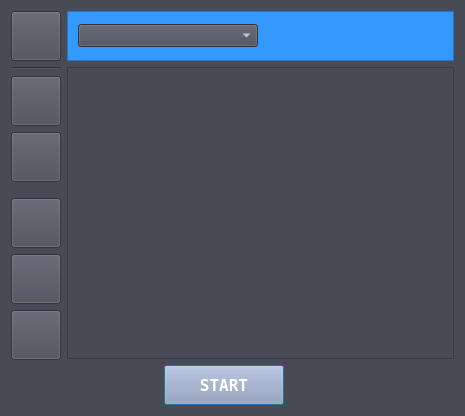
SpectrumInstrumentation/spcm-dds-control, file formfiles/DlgDDSControl.ui: the form before one commit.
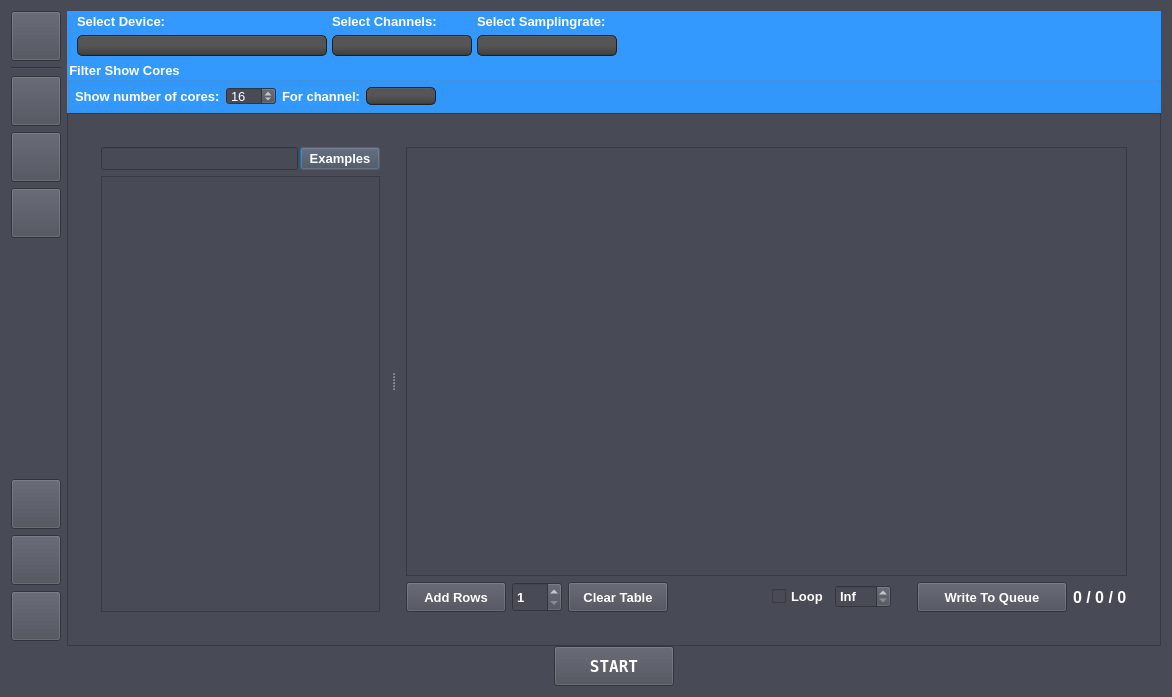
The form after the commit. Icons and pictures are not drawn. Custom widgets are drawn as their Qt base class.

```diff
--- a/formfiles/DlgDDSControl.ui
+++ b/formfiles/DlgDDSControl.ui
@@ -6,8 +6,8 @@
    <rect>
     <x>0</x>
     <y>0</y>
-    <width>465</width>
-    <height>416</height>
+    <width>1172</width>
+    <height>697</height>
    </rect>
   </property>
   <property name="sizePolicy">
@@ -20,9 +20,9 @@
    <string>SpcDDSControl</string>
   </property>
   <property name="styleSheet">
-   <string notr="true">QWidget {color: #FFFFFF; background: #484A56;} QPushButton {color: #FFFFFF; background-color: #9DA1BC;}</string>
+   <string notr="true">QWidget {color: #FFFFFF; background-color: #484A56;}</string>
   </property>
-  <layout class="QHBoxLayout" name="horizontalLayout_4">
+  <layout class="QHBoxLayout" name="horizontalLayout_6">
    <item>
     <layout class="QVBoxLayout" name="verticalLayout_2">
      <item>
@@ -64,6 +64,38 @@
        </property>
       </widget>
      </item>
+     <item>
+      <widget class="SDC_ToolButton" name="poButtonSwitchMode">
+       <property name="minimumSize">
+        <size>
+         <width>50</width>
+         <height>50</height>
+        </size>
+       </property>
+       <property name="maximumSize">
+        <size>
+         <width>50</width>
+         <height>50</height>
+        </size>
+       </property>
+       <property name="toolTip">
+        <string>Add Core</string>
+       </property>
+       <property name="text">
+        <string/>
+       </property>
+       <property name="icon">
+        <iconset resource="../SpcDDSControl.qrc">
+         <normaloff>:/resources/prg.png</normaloff>:/resources/prg.png</iconset>
+       </property>
+       <property name="iconSize">
+        <size>
+         <width>50</width>
+         <height>50</height>
+        </size>
+       </property>
+      </widget>
+     </item>
      <item>
       <widget class="SDC_ToolButton" name="poButtonOpenSetup">
        <property name="minimumSize">
@@ -256,7 +288,10 @@
     </layout>
    </item>
    <item>
-    <layout class="QVBoxLayout" name="verticalLayout_4">
+    <layout class="QVBoxLayout" name="verticalLayout_6">
+     <property name="spacing">
+      <number>0</number>
+     </property>
      <item>
       <widget class="QFrame" name="poWidgetHeader">
        <property name="minimumSize">
@@ -272,14 +307,17 @@
         </size>
        </property>
        <property name="styleSheet">
-        <string notr="true">QWidget {color: #FFFFFF; background: #3399FE;} QPushButton {color: #FFFFFF; background-color: #9DA1BC;}</string>
+        <string notr="true">QFrame {color: #FFFFFF; background-color: #3399FE;}</string>
        </property>
        <property name="frameShape">
-        <enum>QFrame::StyledPanel</enum>
+        <enum>QFrame::NoFrame</enum>
        </property>
        <property name="frameShadow">
         <enum>QFrame::Plain</enum>
        </property>
+       <property name="lineWidth">
+        <number>0</number>
+       </property>
        <layout class="QHBoxLayout" name="horizontalLayout">
         <property name="spacing">
          <number>0</number>
@@ -297,39 +335,358 @@
          <number>0</number>
         </property>
         <item>
-         <widget class="QComboBox" name="poComboBoxDevice">
-          <property name="minimumSize">
+         <layout class="QGridLayout" name="gridLayout">
+          <property name="topMargin">
+           <number>2</number>
+          </property>
+          <property name="bottomMargin">
+           <number>5</number>
+          </property>
+          <property name="spacing">
+           <number>5</number>
+          </property>
+          <item row="0" column="0">
+           <widget class="QLabel" name="poLabelDevice">
+            <property name="font">
+             <font>
+              <family>Arial</family>
+              <pointsize>10</pointsize>
+              <weight>75</weight>
+              <bold>true</bold>
+             </font>
+            </property>
+            <property name="text">
+             <string>Select Device:</string>
+            </property>
+           </widget>
+          </item>
+          <item row="0" column="1">
+           <widget class="QLabel" name="poLabelNumChannels">
+            <property name="sizePolicy">
+             <sizepolicy hsizetype="Preferred" vsizetype="Minimum">
+              <horstretch>0</horstretch>
+              <verstretch>0</verstretch>
+             </sizepolicy>
+            </property>
+            <property name="font">
+             <font>
+              <family>Arial</family>
+              <pointsize>10</pointsize>
+              <weight>75</weight>
+              <bold>true</bold>
+             </font>
+            </property>
+            <property name="text">
+             <string>Select Channels:</string>
+            </property>
+           </widget>
+          </item>
+          <item row="0" column="2">
+           <widget class="QLabel" name="poLabelSamplingrate">
+            <property name="sizePolicy">
+             <sizepolicy hsizetype="Preferred" vsizetype="Minimum">
+              <horstretch>0</horstretch>
+              <verstretch>0</verstretch>
+             </sizepolicy>
+            </property>
+            <property name="font">
+             <font>
+              <family>Arial</family>
+              <pointsize>10</pointsize>
+              <weight>75</weight>
+              <bold>true</bold>
+             </font>
+            </property>
+            <property name="text">
+             <string>Select Samplingrate:</string>
+            </property>
+           </widget>
+          </item>
+          <item row="1" column="0">
+           <widget class="QComboBox" name="poComboBoxDevice">
+            <property name="sizePolicy">
+             <sizepolicy hsizetype="Preferred" vsizetype="Fixed">
+              <horstretch>0</horstretch>
+              <verstretch>0</verstretch>
+             </sizepolicy>
+            </property>
+            <property name="minimumSize">
+             <size>
+              <width>250</width>
+              <height>0</height>
+             </size>
+            </property>
+            <property name="maximumSize">
+             <size>
+              <width>16777215</width>
+              <height>16777215</height>
+             </size>
+            </property>
+            <property name="font">
+             <font>
+              <family>Arial</family>
+              <pointsize>10</pointsize>
+              <weight>50</weight>
+              <bold>false</bold>
+             </font>
+            </property>
+            <property name="styleSheet">
+             <string notr="true">QComboBox
+{
+    subcontrol-origin: padding;
+    subcontrol-position: top right;
+    selection-background-color: red;
+    selection-color: yellow;
+    color: white;
+    background-color: QLinearGradient( x1: 0, y1: 0, x2: 0, y2: 1, stop: 0 #565656, stop: 0.1 #525252, stop: 0.5 #4e4e4e, stop: 0.9 #4a4a4a, stop: 1 #464646);
+    border-style: solid;
+    border: 1px solid #1e1e1e;
+    border-radius: 5;
+    padding: 1px 0px 1px 5px;
+}
+
+QComboBox:hover
+{
+    border: 1px solid yellow;
+    color: white;
+}
+
+QComboBox:on
+{
+    padding-top: 0px;
+    padding-left: 0px;
+    color: white;
+    background-color: QLinearGradient( x1: 0, y1: 0, x2: 0, y2: 1, stop: 0 #2d2d2d, stop: 0.1 #2b2b2b, stop: 0.5 #292929, stop: 0.9 #282828, stop: 1 #252525);
+    selection-background-color: #484A56;
+}
+
+QComboBox:!on
+{
+    color: white;
+    background-color: QLinearGradient( x1: 0, y1: 0, x2: 0, y2: 1, stop: 0 #666, stop: 0.1 #555, stop: 0.5 #555, stop: 0.9 #444, stop: 1 #333);
+}
+
+QComboBox QAbstractItemView
+{
+    border: 2px solid darkgray;
+    color: black;
+    selection-background-color: QLinearGradient( x1: 0, y1: 0, x2: 0, y2: 1, stop: 0 #111, stop: 1 #333);
+}
+
+QComboBox::drop-down
+{
+     subcontrol-origin: padding;
+     subcontrol-position: top right;
+     width: 15px;
+     color: white;
+     border-left-width: 0px;
+     border-left-color: darkgray;
+     border-left-style: solid;
+     border-top-right-radius: 3px;
+     border-bottom-right-radius: 3px;
+     padding-left: 10px;
+ }</string>
+            </property>
+           </widget>
+          </item>
+          <item row="1" column="1">
+           <widget class="QComboBox" name="poComboBoxNumChannels">
+            <property name="minimumSize">
+             <size>
+              <width>140</width>
+              <height>0</height>
+             </size>
+            </property>
+            <property name="maximumSize">
+             <size>
+              <width>16777215</width>
+              <height>16777215</height>
+             </size>
+            </property>
+            <property name="font">
+             <font>
+              <family>Arial</family>
+              <pointsize>10</pointsize>
+              <weight>50</weight>
+              <bold>false</bold>
+             </font>
+            </property>
+            <property name="styleSheet">
+             <string notr="true">QComboBox
+{
+    subcontrol-origin: padding;
+    subcontrol-position: top right;
+    selection-background-color: red;
+    selection-color: yellow;
+    color: white;
+    background-color: QLinearGradient( x1: 0, y1: 0, x2: 0, y2: 1, stop: 0 #565656, stop: 0.1 #525252, stop: 0.5 #4e4e4e, stop: 0.9 #4a4a4a, stop: 1 #464646);
+    border-style: solid;
+    border: 1px solid #1e1e1e;
+    border-radius: 5;
+    padding: 1px 0px 1px 40px;
+}
+
+QComboBox:hover
+{
+    border: 1px solid yellow;
+    color: white;
+}
+
+QComboBox:on
+{
+    padding-top: 0px;
+    padding-left: 0px;
+    color: white;
+    background-color: QLinearGradient( x1: 0, y1: 0, x2: 0, y2: 1, stop: 0 #2d2d2d, stop: 0.1 #2b2b2b, stop: 0.5 #292929, stop: 0.9 #282828, stop: 1 #252525);
+    selection-background-color: #484A56;
+}
+
+QComboBox:!on
+{
+    color: white;
+    background-color: QLinearGradient( x1: 0, y1: 0, x2: 0, y2: 1, stop: 0 #666, stop: 0.1 #555, stop: 0.5 #555, stop: 0.9 #444, stop: 1 #333);
+}
+
+QComboBox QAbstractItemView
+{
+    border: 2px solid darkgray;
+    color: black;
+    selection-background-color: QLinearGradient( x1: 0, y1: 0, x2: 0, y2: 1, stop: 0 #111, stop: 1 #333);
+}
+
+QComboBox::drop-down
+{
+     subcontrol-origin: padding;
+     subcontrol-position: top right;
+     width: 15px;
+     color: white;
+     border-left-width: 0px;
+     border-left-color: darkgray;
+     border-left-style: solid;
+     border-top-right-radius: 3px;
+     border-bottom-right-radius: 3px;
+     padding-left: 10px;
+ }</string>
+            </property>
+           </widget>
+          </item>
+          <item row="1" column="2">
+           <widget class="QComboBox" name="poComboBoxSamplingrate">
+            <property name="minimumSize">
+             <size>
+              <width>140</width>
+              <height>0</height>
+             </size>
+            </property>
+            <property name="font">
+             <font>
+              <family>Arial</family>
+              <pointsize>10</pointsize>
+              <weight>50</weight>
+              <bold>false</bold>
+             </font>
+            </property>
+            <property name="styleSheet">
+             <string notr="true">QComboBox
+{
+    subcontrol-origin: padding;
+    subcontrol-position: top right;
+    selection-background-color: red;
+    selection-color: yellow;
+    color: white;
+    background-color: QLinearGradient( x1: 0, y1: 0, x2: 0, y2: 1, stop: 0 #565656, stop: 0.1 #525252, stop: 0.5 #4e4e4e, stop: 0.9 #4a4a4a, stop: 1 #464646);
+    border-style: solid;
+    border: 1px solid #1e1e1e;
+    border-radius: 5;
+    padding: 1px 0px 1px 40px;
+}
+
+QComboBox:hover
+{
+    border: 1px solid white;
+    color: white;
+}
+
+QComboBox:on
+{
+    padding-top: 0px;
+    padding-left: 0px;
+    color: white;
+    background-color: QLinearGradient( x1: 0, y1: 0, x2: 0, y2: 1, stop: 0 #2d2d2d, stop: 0.1 #2b2b2b, stop: 0.5 #292929, stop: 0.9 #282828, stop: 1 #252525);
+    selection-background-color: #484A56;
+}
+
+QComboBox:!on
+{
+    color: white;
+    background-color: QLinearGradient( x1: 0, y1: 0, x2: 0, y2: 1, stop: 0 #666, stop: 0.1 #555, stop: 0.5 #555, stop: 0.9 #444, stop: 1 #333);
+}
+
+QComboBox QAbstractItemView
+{
+    border: 2px solid darkgray;
+    color: black;
+    selection-background-color: QLinearGradient( x1: 0, y1: 0, x2: 0, y2: 1, stop: 0 #111, stop: 1 #333);
+}
+
+QComboBox::drop-down
+{
+     subcontrol-origin: padding;
+     subcontrol-position: top right;
+     width: 15px;
+     color: white;
+     border-left-width: 0px;
+     border-left-color: darkgray;
+     border-left-style: solid;
+     border-top-right-radius: 3px;
+     border-bottom-right-radius: 3px;
+     padding-left: 10px;
+ }</string>
+            </property>
+           </widget>
+          </item>
+         </layout>
+        </item>
+        <item>
+         <widget class="QTextEdit" name="poTextEditInfo">
+          <property name="maximumSize">
            <size>
-            <width>180</width>
-            <height>0</height>
+            <width>16777215</width>
+            <height>50</height>
            </size>
           </property>
           <property name="font">
            <font>
-            <family>Arial</family>
-            <pointsize>10</pointsize>
+            <family>Consolas</family>
+            <pointsize>8</pointsize>
             <weight>75</weight>
             <bold>true</bold>
            </font>
           </property>
-          <property name="styleSheet">
-           <string notr="true">QComboBox {color: #FFFFFF; background: #484A56;}</string>
+          <property name="frameShape">
+           <enum>QFrame::NoFrame</enum>
+          </property>
+          <property name="frameShadow">
+           <enum>QFrame::Plain</enum>
+          </property>
+          <property name="verticalScrollBarPolicy">
+           <enum>Qt::ScrollBarAlwaysOff</enum>
+          </property>
+          <property name="horizontalScrollBarPolicy">
+           <enum>Qt::ScrollBarAlwaysOff</enum>
+          </property>
+          <property name="readOnly">
+           <bool>true</bool>
+          </property>
+          <property name="html">
+           <string>&lt;!DOCTYPE HTML PUBLIC &quot;-//W3C//DTD HTML 4.0//EN&quot; &quot;http://www.w3.org/TR/REC-html40/strict.dtd&quot;&gt;
+&lt;html&gt;&lt;head&gt;&lt;meta name=&quot;qrichtext&quot; content=&quot;1&quot; /&gt;&lt;style type=&quot;text/css&quot;&gt;
+p, li { white-space: pre-wrap; }
+&lt;/style&gt;&lt;/head&gt;&lt;body style=&quot; font-family:'Consolas'; font-size:8pt; font-weight:600; font-style:normal;&quot;&gt;
+&lt;p style=&quot;-qt-paragraph-type:empty; margin-top:0px; margin-bottom:0px; margin-left:0px; margin-right:0px; -qt-block-indent:0; text-indent:0px; font-size:9pt; font-weight:400;&quot;&gt;&lt;br /&gt;&lt;/p&gt;&lt;/body&gt;&lt;/html&gt;</string>
           </property>
          </widget>
         </item>
-        <item>
-         <spacer name="horizontalSpacer">
-          <property name="orientation">
-           <enum>Qt::Horizontal</enum>
-          </property>
-          <property name="sizeHint" stdset="0">
-           <size>
-            <width>188</width>
-            <height>20</height>
-           </size>
-          </property>
-         </spacer>
-        </item>
         <item>
          <widget class="QLabel" name="poLabelBanner">
           <property name="text">
@@ -343,6 +700,201 @@
        </layout>
       </widget>
      </item>
+     <item>
+      <widget class="QGroupBox" name="poGroupCoreFilter">
+       <property name="minimumSize">
+        <size>
+         <width>0</width>
+         <height>52</height>
+        </size>
+       </property>
+       <property name="maximumSize">
+        <size>
+         <width>16777215</width>
+         <height>52</height>
+        </size>
+       </property>
+       <property name="font">
+        <font>
+         <family>Arial</family>
+         <pointsize>10</pointsize>
+         <weight>75</weight>
+         <bold>true</bold>
+        </font>
+       </property>
+       <property name="styleSheet">
+        <string notr="true">QWidget {color: #FFFFFF; background-color: #3399FE;}</string>
+       </property>
+       <property name="title">
+        <string>Filter Show Cores</string>
+       </property>
+       <layout class="QVBoxLayout" name="verticalLayout_5" stretch="0">
+        <property name="spacing">
+         <number>5</number>
+        </property>
+        <property name="leftMargin">
+         <number>5</number>
+        </property>
+        <property name="topMargin">
+         <number>5</number>
+        </property>
+        <property name="rightMargin">
+         <number>5</number>
+        </property>
+        <property name="bottomMargin">
+         <number>5</number>
+        </property>
+        <item>
+         <layout class="QHBoxLayout" name="horizontalLayout_5">
+          <item>
+           <widget class="QLabel" name="poLabelShowCores">
+            <property name="font">
+             <font>
+              <family>Arial</family>
+              <pointsize>10</pointsize>
+              <weight>75</weight>
+              <bold>true</bold>
+             </font>
+            </property>
+            <property name="text">
+             <string>Show number of cores:</string>
+            </property>
+           </widget>
+          </item>
+          <item>
+           <widget class="QSpinBox" name="poSpinBoxShowNumCores">
+            <property name="minimumSize">
+             <size>
+              <width>50</width>
+              <height>0</height>
+             </size>
+            </property>
+            <property name="font">
+             <font>
+              <family>Arial</family>
+              <pointsize>10</pointsize>
+             </font>
+            </property>
+            <property name="styleSheet">
+             <string notr="true">QSpinBox {color: #FFFFFF; background-color: #484A56;}</string>
+            </property>
+            <property name="value">
+             <number>16</number>
+            </property>
+           </widget>
+          </item>
+          <item>
+           <widget class="QLabel" name="poLabelShowChannels">
+            <property name="font">
+             <font>
+              <family>Arial</family>
+              <pointsize>10</pointsize>
+              <weight>75</weight>
+              <bold>true</bold>
+             </font>
+            </property>
+            <property name="text">
+             <string>For channel:</string>
+            </property>
+           </widget>
+          </item>
+          <item>
+           <widget class="QComboBox" name="poComboBoxShowChannels">
+            <property name="minimumSize">
+             <size>
+              <width>70</width>
+              <height>0</height>
+             </size>
+            </property>
+            <property name="maximumSize">
+             <size>
+              <width>70</width>
+              <height>16777215</height>
+             </size>
+            </property>
+            <property name="font">
+             <font>
+              <family>Arial</family>
+              <pointsize>10</pointsize>
+             </font>
+            </property>
+            <property name="styleSheet">
+             <string notr="true">QComboBox
+{
+    subcontrol-origin: padding;
+    subcontrol-position: top right;
+    selection-background-color: red;
+    selection-color: yellow;
+    color: white;
+    background-color: QLinearGradient( x1: 0, y1: 0, x2: 0, y2: 1, stop: 0 #565656, stop: 0.1 #525252, stop: 0.5 #4e4e4e, stop: 0.9 #4a4a4a, stop: 1 #464646);
+    border-style: solid;
+    border: 1px solid #1e1e1e;
+    border-radius: 5;
+    padding: 1px 0px 1px 20px;
+}
+
+QComboBox:hover
+{
+    border: 1px solid yellow;
+    color: white;
+}
+
+QComboBox:on
+{
+    padding-top: 0px;
+    padding-left: 0px;
+    color: white;
+    background-color: QLinearGradient( x1: 0, y1: 0, x2: 0, y2: 1, stop: 0 #2d2d2d, stop: 0.1 #2b2b2b, stop: 0.5 #292929, stop: 0.9 #282828, stop: 1 #252525);
+    selection-background-color: #484A56;
+}
+
+QComboBox:!on
+{
+    color: white;
+    background-color: QLinearGradient( x1: 0, y1: 0, x2: 0, y2: 1, stop: 0 #666, stop: 0.1 #555, stop: 0.5 #555, stop: 0.9 #444, stop: 1 #333);
+}
+
+QComboBox QAbstractItemView
+{
+    border: 2px solid darkgray;
+    color: black;
+    selection-background-color: QLinearGradient( x1: 0, y1: 0, x2: 0, y2: 1, stop: 0 #111, stop: 1 #333);
+}
+
+QComboBox::drop-down
+{
+     subcontrol-origin: padding;
+     subcontrol-position: top right;
+     width: 15px;
+     color: white;
+     border-left-width: 0px;
+     border-left-color: darkgray;
+     border-left-style: solid;
+     border-top-right-radius: 3px;
+     border-bottom-right-radius: 3px;
+     padding-left: 10px;
+ }</string>
+            </property>
+           </widget>
+          </item>
+          <item>
+           <spacer name="horizontalSpacer">
+            <property name="orientation">
+             <enum>Qt::Horizontal</enum>
+            </property>
+            <property name="sizeHint" stdset="0">
+             <size>
+              <width>98</width>
+              <height>20</height>
+             </size>
+            </property>
+           </spacer>
+          </item>
+         </layout>
+        </item>
+       </layout>
+      </widget>
+     </item>
      <item>
       <widget class="QScrollArea" name="poScrollArea">
        <property name="widgetResizable">
@@ -353,78 +905,350 @@
          <rect>
           <x>0</x>
           <y>0</y>
-          <width>385</width>
-          <height>290</height>
+          <width>1092</width>
+          <height>531</height>
          </rect>
         </property>
-        <layout class="QVBoxLayout" name="verticalLayout_3">
-         <property name="leftMargin">
-          <number>0</number>
-         </property>
-         <property name="topMargin">
-          <number>0</number>
-         </property>
-         <property name="rightMargin">
-          <number>0</number>
-         </property>
-         <property name="bottomMargin">
-          <number>0</number>
-         </property>
+        <layout class="QVBoxLayout" name="verticalLayout_4">
          <item>
-          <layout class="QHBoxLayout" name="horizontalLayout_3">
-           <item>
-            <layout class="QVBoxLayout" name="verticalLayout">
-             <property name="spacing">
-              <number>2</number>
-             </property>
-             <property name="leftMargin">
-              <number>0</number>
-             </property>
+          <widget class="QStackedWidget" name="poStackedWidget">
+           <property name="currentIndex">
+            <number>1</number>
+           </property>
+           <widget class="QWidget" name="page">
+            <layout class="QHBoxLayout" name="horizontalLayout_4">
              <item>
-              <widget class="QFrame" name="poWidgetMain">
-               <property name="sizePolicy">
-                <sizepolicy hsizetype="Minimum" vsizetype="Minimum">
-                 <horstretch>0</horstretch>
-                 <verstretch>0</verstretch>
-                </sizepolicy>
-               </property>
-               <property name="frameShape">
-                <enum>QFrame::StyledPanel</enum>
-               </property>
-               <property name="frameShadow">
-                <enum>QFrame::Plain</enum>
-               </property>
-              </widget>
+              <layout class="QHBoxLayout" name="horizontalLayout_3">
+               <item>
+                <layout class="QVBoxLayout" name="verticalLayout">
+                 <property name="spacing">
+                  <number>2</number>
+                 </property>
+                 <property name="leftMargin">
+                  <number>0</number>
+                 </property>
+                 <item>
+                  <widget class="QFrame" name="poWidgetMain">
+                   <property name="sizePolicy">
+                    <sizepolicy hsizetype="Minimum" vsizetype="Minimum">
+                     <horstretch>0</horstretch>
+                     <verstretch>0</verstretch>
+                    </sizepolicy>
+                   </property>
+                   <property name="frameShape">
+                    <enum>QFrame::StyledPanel</enum>
+                   </property>
+                   <property name="frameShadow">
+                    <enum>QFrame::Plain</enum>
+                   </property>
+                  </widget>
+                 </item>
+                 <item>
+                  <spacer name="verticalSpacer_3">
+                   <property name="orientation">
+                    <enum>Qt::Vertical</enum>
+                   </property>
+                   <property name="sizeHint" stdset="0">
+                    <size>
+                     <width>20</width>
+                     <height>40</height>
+                    </size>
+                   </property>
+                  </spacer>
+                 </item>
+                </layout>
+               </item>
+               <item>
+                <spacer name="horizontalSpacer_4">
+                 <property name="orientation">
+                  <enum>Qt::Horizontal</enum>
+                 </property>
+                 <property name="sizeHint" stdset="0">
+                  <size>
+                   <width>40</width>
+                   <height>20</height>
+                  </size>
+                 </property>
+                </spacer>
+               </item>
+              </layout>
              </item>
+            </layout>
+           </widget>
+           <widget class="QWidget" name="page_2">
+            <layout class="QVBoxLayout" name="verticalLayout_8">
              <item>
-              <spacer name="verticalSpacer_3">
+              <widget class="QSplitter" name="poSplitter">
                <property name="orientation">
-                <enum>Qt::Vertical</enum>
+                <enum>Qt::Horizontal</enum>
                </property>
-               <property name="sizeHint" stdset="0">
-                <size>
-                 <width>20</width>
-                 <height>40</height>
-                </size>
-               </property>
-              </spacer>
+               <widget class="QWidget" name="layoutWidget">
+                <layout class="QVBoxLayout" name="verticalLayout_3">
+                 <item>
+                  <layout class="QHBoxLayout" name="horizontalLayout_9">
+                   <property name="spacing">
+                    <number>2</number>
+                   </property>
+                   <item>
+                    <widget class="QLineEdit" name="poLineEditReg">
+                     <property name="font">
+                      <font>
+                       <family>Arial</family>
+                       <pointsize>10</pointsize>
+                       <weight>75</weight>
+                       <bold>true</bold>
+                      </font>
+                     </property>
+                    </widget>
+                   </item>
+                   <item>
+                    <widget class="SDC_PushButton" name="poButtonExamples">
+                     <property name="font">
+                      <font>
+                       <pointsize>10</pointsize>
+                       <weight>75</weight>
+                       <bold>true</bold>
+                      </font>
+                     </property>
+                     <property name="text">
+                      <string> Examples </string>
+                     </property>
+                    </widget>
+                   </item>
+                  </layout>
+                 </item>
+                 <item>
+                  <widget class="QListWidget" name="poListWidgetRegs">
+                   <property name="font">
+                    <font>
+                     <family>Arial</family>
+                     <pointsize>9</pointsize>
+                     <weight>75</weight>
+                     <bold>true</bold>
+                    </font>
+                   </property>
+                  </widget>
+                 </item>
+                </layout>
+               </widget>
+               <widget class="QWidget" name="layoutWidget">
+                <layout class="QVBoxLayout" name="verticalLayout_7">
+                 <item>
+                  <widget class="QTableWidget" name="poTableWidget">
+                   <property name="sizePolicy">
+                    <sizepolicy hsizetype="Expanding" vsizetype="Expanding">
+                     <horstretch>0</horstretch>
+                     <verstretch>0</verstretch>
+                    </sizepolicy>
+                   </property>
+                  </widget>
+                 </item>
+                 <item>
+                  <layout class="QHBoxLayout" name="horizontalLayout_7">
+                   <item>
+                    <widget class="SDC_PushButton" name="poButtonAddTableRows">
+                     <property name="minimumSize">
+                      <size>
+                       <width>100</width>
+                       <height>30</height>
+                      </size>
+                     </property>
+                     <property name="font">
+                      <font>
+                       <family>Arial</family>
+                       <pointsize>10</pointsize>
+                       <weight>75</weight>
+                       <bold>true</bold>
+                      </font>
+                     </property>
+                     <property name="text">
+                      <string>Add Rows</string>
+                     </property>
+                    </widget>
+                   </item>
+                   <item>
+                    <widget class="QSpinBox" name="poSpinBoxAddTableRows">
+                     <property name="minimumSize">
+                      <size>
+                       <width>50</width>
+                       <height>30</height>
+                      </size>
+                     </property>
+                     <property name="font">
+                      <font>
+                       <family>Arial</family>
+                       <pointsize>10</pointsize>
+                       <weight>75</weight>
+                       <bold>true</bold>
+                      </font>
+                     </property>
+                     <property name="minimum">
+                      <number>1</number>
+                     </property>
+                    </widget>
+                   </item>
+                   <item>
+                    <widget class="SDC_PushButton" name="poButtonClearTable">
+                     <property name="minimumSize">
+                      <size>
+                       <width>100</width>
+                       <height>30</height>
+                      </size>
+                     </property>
+                     <property name="font">
+                      <font>
+                       <family>Arial</family>
+                       <pointsize>10</pointsize>
+                       <weight>75</weight>
+                       <bold>true</bold>
+                      </font>
+                     </property>
+                     <property name="text">
+                      <string>Clear Table</string>
+                     </property>
+                    </widget>
+                   </item>
+                   <item>
+                    <spacer name="horizontalSpacer_5">
+                     <property name="orientation">
+                      <enum>Qt::Horizontal</enum>
+                     </property>
+                     <property name="sizeType">
+                      <enum>QSizePolicy::Expanding</enum>
+                     </property>
+                     <property name="sizeHint" stdset="0">
+                      <size>
+                       <width>40</width>
+                       <height>20</height>
+                      </size>
+                     </property>
+                    </spacer>
+                   </item>
+                   <item>
+                    <layout class="QHBoxLayout" name="horizontalLayout_8">
+                     <item>
+                      <widget class="QCheckBox" name="poCheckBoxLoop">
+                       <property name="font">
+                        <font>
+                         <family>Arial</family>
+                         <pointsize>10</pointsize>
+                         <weight>75</weight>
+                         <bold>true</bold>
+                        </font>
+                       </property>
+                       <property name="toolTip">
+                        <string>&lt;html&gt;&lt;head/&gt;&lt;body&gt;&lt;p&gt;Execute all commands from the table in a loop&lt;/p&gt;&lt;/body&gt;&lt;/html&gt;</string>
+                       </property>
+                       <property name="text">
+                        <string>Loop</string>
+                       </property>
+                      </widget>
+                     </item>
+                     <item>
+                      <widget class="QSpinBox" name="poSpinBoxLoop">
+                       <property name="minimumSize">
+                        <size>
+                         <width>50</width>
+                         <height>0</height>
+                        </size>
+                       </property>
+                       <property name="font">
+                        <font>
+                         <family>Arial</family>
+                         <pointsize>10</pointsize>
+                         <weight>75</weight>
+                         <bold>true</bold>
+                        </font>
+                       </property>
+                       <property name="specialValueText">
+                        <string>Inf</string>
+                       </property>
+                       <property name="maximum">
+                        <number>9999</number>
+                       </property>
+                       <property name="singleStep">
+                        <number>1</number>
+                       </property>
+                       <property name="value">
+                        <number>0</number>
+                       </property>
+                      </widget>
+                     </item>
+                     <item>
+                      <spacer name="horizontalSpacer_6">
+                       <property name="orientation">
+                        <enum>Qt::Horizontal</enum>
+                       </property>
+                       <property name="sizeType">
+                        <enum>QSizePolicy::Fixed</enum>
+                       </property>
+                       <property name="sizeHint" stdset="0">
+                        <size>
+                         <width>20</width>
+                         <height>20</height>
+                        </size>
+                       </property>
+                      </spacer>
+                     </item>
+                    </layout>
+                   </item>
+                   <item>
+                    <widget class="SDC_PushButton" name="poButtonWriteToQueue">
+                     <property name="minimumSize">
+                      <size>
+                       <width>150</width>
+                       <height>30</height>
+                      </size>
+                     </property>
+                     <property name="maximumSize">
+                      <size>
+                       <width>150</width>
+                       <height>16777215</height>
+                      </size>
+                     </property>
+                     <property name="font">
+                      <font>
+                       <family>Arial</family>
+                       <pointsize>10</pointsize>
+                       <weight>75</weight>
+                       <bold>true</bold>
+                      </font>
+                     </property>
+                     <property name="toolTip">
+                      <string>&lt;html&gt;&lt;head/&gt;&lt;body&gt;&lt;p&gt;Writes the commands from the table to the command queue&lt;/p&gt;&lt;/body&gt;&lt;/html&gt;</string>
+                     </property>
+                     <property name="text">
+                      <string>  Write To Queue  </string>
+                     </property>
+                    </widget>
+                   </item>
+                   <item>
+                    <widget class="QLabel" name="poLabelQueueStatus">
+                     <property name="font">
+                      <font>
+                       <family>Arial</family>
+                       <pointsize>12</pointsize>
+                       <weight>75</weight>
+                       <bold>true</bold>
+                      </font>
+                     </property>
+                     <property name="toolTip">
+                      <string>&lt;html&gt;&lt;head/&gt;&lt;body&gt;&lt;p&gt;Shows fill sizes of DDS command queue.&lt;/p&gt;&lt;p&gt;Current Fillsize Software Buffer  /&lt;br/&gt;Current Fillsize Hardware Buffer /&lt;br/&gt;Maximum Buffer Size&lt;/p&gt;&lt;/body&gt;&lt;/html&gt;</string>
+                     </property>
+                     <property name="text">
+                      <string>0 / 0 / 0</string>
+                     </property>
+                    </widget>
+                   </item>
+                  </layout>
+                 </item>
+                </layout>
+               </widget>
+              </widget>
              </item>
             </layout>
-           </item>
-           <item>
-            <spacer name="horizontalSpacer_4">
-             <property name="orientation">
-              <enum>Qt::Horizontal</enum>
-             </property>
-             <property name="sizeHint" stdset="0">
-              <size>
-               <width>40</width>
-               <height>20</height>
-              </size>
-             </property>
-            </spacer>
-           </item>
-          </layout>
+           </widget>
+          </widget>
          </item>
         </layout>
        </widget>
```
